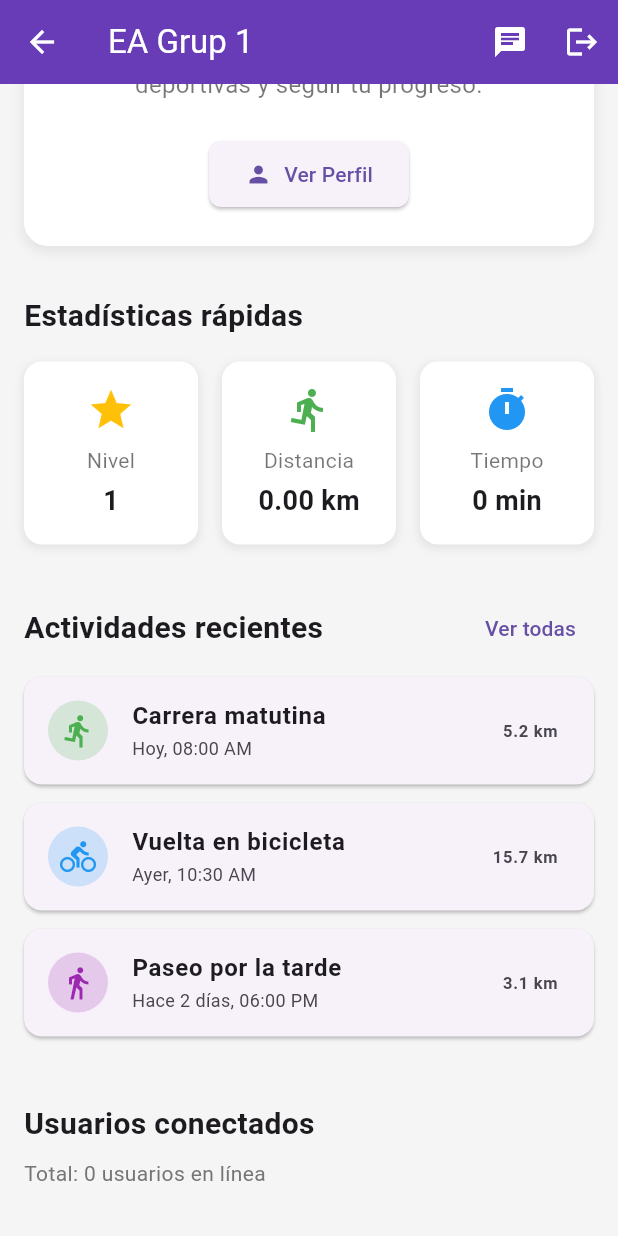
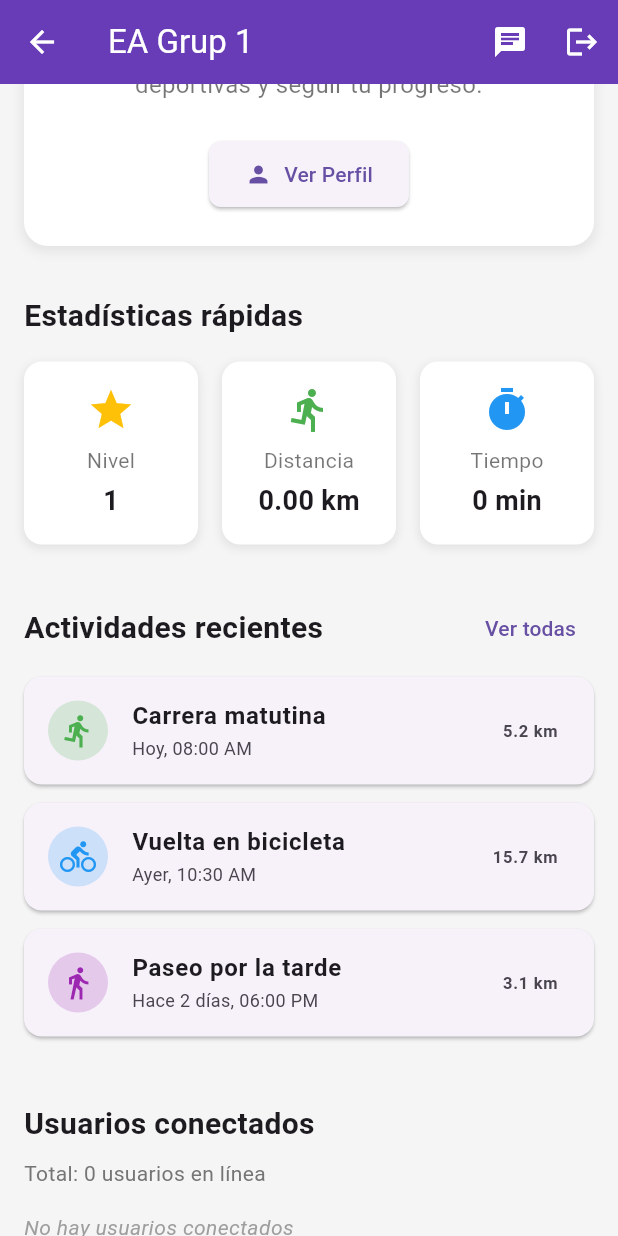
Before and after one commit to arnaugoba1315/FRONTEND_FLUTTER_G1, a Flutter app: the UserHomeScreen screen opened by its route, scrolled down 165 dp, on a phone screen of 412 x 824 dp. Run offline on Flutter 3.47's test engine with Material 3 defaults, Android fonts, the light colour scheme and no system bars; our stand-ins replace jwt_decoder, shared_preferences, socket_io_client; accounts and stored records are empty; network calls fail.

Commit message:
Cambios visual usuarios en linea

```diff
--- a/flutter_application_1/lib/screens/user/user_home.dart
+++ b/flutter_application_1/lib/screens/user/user_home.dart
@@ -166,7 +166,7 @@ class UserHomeScreen extends StatelessWidget {
               const SizedBox(height: 32.0),
               _buildRecentActivities(context),
 
-              // Usuarios conectados
+              // Usuarios conectados (Updated section)
               const SizedBox(height: 32.0),
               Column(
                 crossAxisAlignment: CrossAxisAlignment.start,
@@ -186,16 +186,27 @@ class UserHomeScreen extends StatelessWidget {
                     ),
                   ),
                   const SizedBox(height: 16.0),
-                  Wrap(
+
+                  // IMPROVED: Display usernames instead of IDs
+                  socketService.onlineUsers.isEmpty
+                      ? Text(
+                          'No hay usuarios conectados',
+                          style: TextStyle(
+                            color: Colors.grey[500],
+                            fontStyle: FontStyle.italic,
+                          ),
+                        )
+                      : Wrap(
                           spacing: 8.0,
                           runSpacing: 8.0,
-                    children: socketService.onlineUsers.map((userId) {
+                          children: socketService.onlineUsers.map((userInfo) {
+                            final username = userInfo['username'] ?? 'Usuario';
                             return Chip(
                               avatar: CircleAvatar(
                                 backgroundColor: Colors.green,
                                 radius: 4,
                               ),
-                        label: Text(userId),
+                              label: Text(username),
                               backgroundColor: Colors.green.withOpacity(0.1),
                             );
                           }).toList(),
```
Also changed, not shown: flutter_application_1/lib/services/socket_service.dart (+16 -6 lines). Lines whose indentation alone changed are shown as unchanged.
